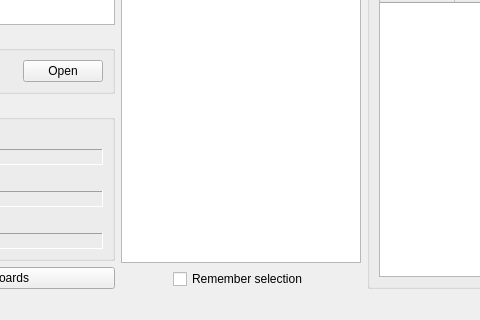
Qt form QtHardMonForm.ui (ChimeraTK/QtHardMon) before a commit; both pictures show x 134 to 614 and y 303 to 623 of the 1044 by 623 pixel window.
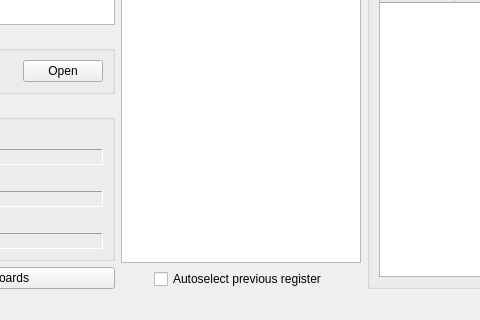
The same form after that commit.

Commit message: improved naming for the new feature

```diff
--- a/QtHardMonForm.ui
+++ b/QtHardMonForm.ui
@@ -207,7 +207,7 @@
          <string/>
         </property>
         <property name="text">
-         <string>Remember selection</string>
+         <string>Autoselect previous register</string>
         </property>
         <property name="checked">
          <bool>false</bool>
```
Left out of the diff: 6 changed lines with no effect on the pictures. The commit also changes 1 other file.
